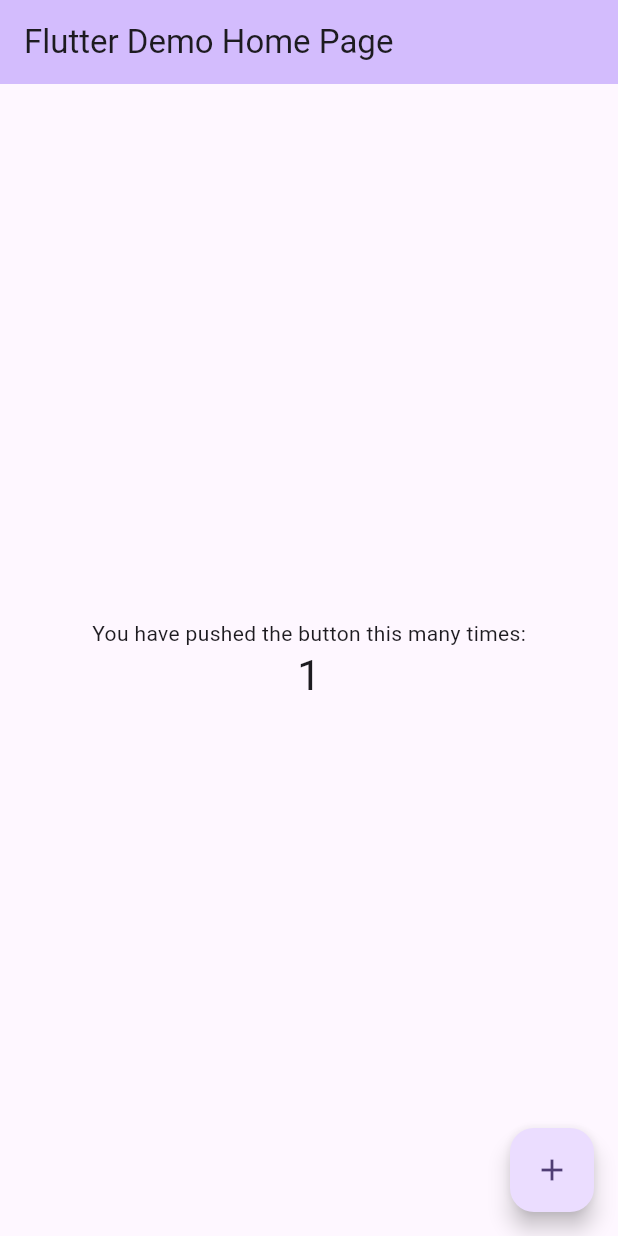
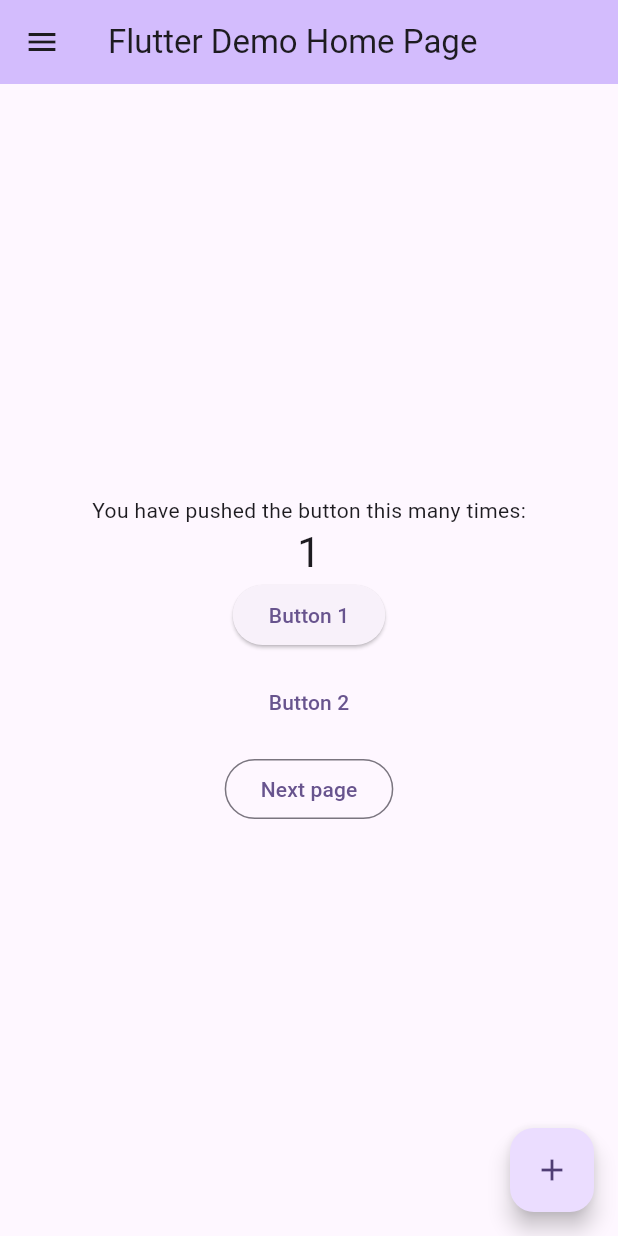
Before and after one commit to zeyasE/bof-restaurants, a Flutter app: the screen it shows after launch, after a tap on the "add" icon, on a phone screen of 412 x 824 dp. Run offline on Flutter 3.47's test engine with Material 3 defaults, Android fonts, the phone set to English and light mode, and no system bars; our stand-ins replace getwidget; network calls fail.

Commit message:
update menu

```diff
--- /dev/null
+++ b/lib/component/drawer.dart
@@ -0,0 +1,99 @@
+import 'package:bof_restaurants/screen/export_page.dart';
+import 'package:bof_restaurants/screen/home_page.dart';
+import 'package:bof_restaurants/screen/menu_page.dart';
+import 'package:bof_restaurants/screen/setting_page.dart';
+import 'package:flutter/material.dart';
+import 'package:getwidget/getwidget.dart';
+
+class DrawerMenu extends StatelessWidget {
+  const DrawerMenu({super.key});
+
+  void _navigateToNewPage(BuildContext context, Type pageType) {
+    Navigator.push(
+      context,
+      MaterialPageRoute(builder: (context) => _buildPage(context, pageType)),
+    );
+  }
+
+  Widget _buildPage(BuildContext context, Type pageType) {
+    switch (pageType) {
+      case const (MenuPage):
+        return const MenuPage();
+      case const (SettingPage):
+        return const SettingPage();
+      case const (ExportPage):
+        return const ExportPage();
+      case const (HomePage):
+        return const HomePage(title: '',); // Navigate to OtherPage (example)
+      // Add more cases for other page types as needed
+      default:
+        throw ArgumentError('Invalid page type: $pageType');
+    }
+  }
+
+  @override
+  Widget build(BuildContext context) {
+    return GFDrawer(
+      child: ListView(
+        padding: EdgeInsets.zero,
+        children: <Widget>[
+          const GFDrawerHeader(
+            currentAccountPicture: GFAvatar(
+              radius: 80.0,
+              backgroundImage: NetworkImage(
+                "https://cdn.pixabay.com/photo/2017/12/03/18/04/christmas-balls-2995437_960_720.jpg",
+              ),
+            ),
+            otherAccountsPictures: <Widget>[
+              Image(
+                image: NetworkImage(
+                  "https://cdn.pixabay.com/photo/2019/12/20/00/03/road-4707345_960_720.jpg",
+                ),
+                fit: BoxFit.cover,
+              ),
+              GFAvatar(
+                child: Text("ab"),
+              )
+            ],
+            child: Column(
+              mainAxisAlignment: MainAxisAlignment.start,
+              crossAxisAlignment: CrossAxisAlignment.start,
+              children: <Widget>[
+                Text('user name'),
+                Text('user@userid.com'),
+              ],
+            ),
+          ),
+          ListTile(
+            title: const Text('Table'),
+            onTap: () {
+              _navigateToNewPage(context, HomePage);
+              // Handle tap for Item 1
+            },
+          ),
+          ListTile(
+            title: const Text('Menu'),
+            onTap: () {
+              _navigateToNewPage(context, MenuPage);
+              // Handle tap for Item 1
+            },
+          ),
+          ListTile(
+            title: const Text('Export'),
+            onTap: () {
+              _navigateToNewPage(context, ExportPage);
+              // Handle tap for Item 2
+            },
+          ),
+          ListTile(
+            title: const Text('Setting'),
+            onTap: () {
+              _navigateToNewPage(context, SettingPage);
+              // Handle tap for Item 2
+            },
+          ),
+        ],
+      ),
+    );
+  }
+}
--- a/lib/main.dart
+++ b/lib/main.dart
@@ -1,3 +1,4 @@
+import 'package:bof_restaurants/screen/home_page.dart';
 import 'package:flutter/material.dart';
 
 void main() {
@@ -7,119 +8,15 @@ void main() {
 class MyApp extends StatelessWidget {
   const MyApp({super.key});
 
-  // This widget is the root of your application.
   @override
   Widget build(BuildContext context) {
     return MaterialApp(
-      title: 'Flutter Demo',
+      title: 'Management Account Order',
       theme: ThemeData(
-        // This is the theme of your application.
-        //
-        // TRY THIS: Try running your application with "flutter run". You'll see
-        // the application has a purple toolbar. Then, without quitting the app,
-        // try changing the seedColor in the colorScheme below to Colors.green
-        // and then invoke "hot reload" (save your changes or press the "hot
-        // reload" button in a Flutter-supported IDE, or press "r" if you used
-        // the command line to start the app).
-        //
-        // Notice that the counter didn't reset back to zero; the application
-        // state is not lost during the reload. To reset the state, use hot
-        // restart instead.
-        //
-        // This works for code too, not just values: Most code changes can be
-        // tested with just a hot reload.
         colorScheme: ColorScheme.fromSeed(seedColor: Colors.deepPurple),
         useMaterial3: true,
       ),
-      home: const MyHomePage(title: 'Flutter Demo Home Page'),
+      home: const HomePage(title: 'Flutter Demo Home Page'),
     );
   }
 }
-
-class MyHomePage extends StatefulWidget {
-  const MyHomePage({super.key, required this.title});
-
-  // This widget is the home page of your application. It is stateful, meaning
-  // that it has a State object (defined below) that contains fields that affect
-  // how it looks.
-
-  // This class is the configuration for the state. It holds the values (in this
-  // case the title) provided by the parent (in this case the App widget) and
-  // used by the build method of the State. Fields in a Widget subclass are
-  // always marked "final".
-
-  final String title;
-
-  @override
-  State<MyHomePage> createState() => _MyHomePageState();
-}
-
-class _MyHomePageState extends State<MyHomePage> {
-  int _counter = 0;
-
-  void _incrementCounter() {
-    setState(() {
-      // This call to setState tells the Flutter framework that something has
-      // changed in this State, which causes it to rerun the build method below
-      // so that the display can reflect the updated values. If we changed
-      // _counter without calling setState(), then the build method would not be
-      // called again, and so nothing would appear to happen.
-      _counter++;
-    });
-  }
-
-  @override
-  Widget build(BuildContext context) {
-    // This method is rerun every time setState is called, for instance as done
-    // by the _incrementCounter method above.
-    //
-    // The Flutter framework has been optimized to make rerunning build methods
-    // fast, so that you can just rebuild anything that needs updating rather
-    // than having to individually change instances of widgets.
-    return Scaffold(
-      appBar: AppBar(
-        // TRY THIS: Try changing the color here to a specific color (to
-        // Colors.amber, perhaps?) and trigger a hot reload to see the AppBar
-        // change color while the other colors stay the same.
-        backgroundColor: Theme.of(context).colorScheme.inversePrimary,
-        // Here we take the value from the MyHomePage object that was created by
-        // the App.build method, and use it to set our appbar title.
-        title: Text(widget.title),
-      ),
-      body: Center(
-        // Center is a layout widget. It takes a single child and positions it
-        // in the middle of the parent.
-        child: Column(
-          // Column is also a layout widget. It takes a list of children and
-          // arranges them vertically. By default, it sizes itself to fit its
-          // children horizontally, and tries to be as tall as its parent.
-          //
-          // Column has various properties to control how it sizes itself and
-          // how it positions its children. Here we use mainAxisAlignment to
-          // center the children vertically; the main axis here is the vertical
-          // axis because Columns are vertical (the cross axis would be
-          // horizontal).
-          //
-          // TRY THIS: Invoke "debug painting" (choose the "Toggle Debug Paint"
-          // action in the IDE, or press "p" in the console), to see the
-          // wireframe for each widget.
-          mainAxisAlignment: MainAxisAlignment.center,
-          children: <Widget>[
-            const Text(
-              'You have pushed the button this many times:',
-            ),
-            Text(
-              '$_counter',
-              style: Theme.of(context).textTheme.headlineMedium,
-            ),
-          ],
-        ),
-      ),
-      floatingActionButton: FloatingActionButton(
-        onPressed: _incrementCounter,
-        tooltip: 'Increment',
-        child: const Icon(Icons.add),
-      ), // This trailing comma makes auto-formatting nicer for build methods.
-    );
-  }
-}
--- /dev/null
+++ b/lib/screen/export_page.dart
@@ -0,0 +1,17 @@
+import 'package:flutter/material.dart';
+
+class ExportPage extends StatelessWidget {
+  const ExportPage({super.key});
+
+  @override
+  Widget build(BuildContext context) {
+    return Scaffold(
+      appBar: AppBar(
+        title: const Text('New Page'),
+      ),
+      body: const Center(
+        child: Text('This is the new page!'),
+      ),
+    );
+  }
+}
--- /dev/null
+++ b/lib/screen/home_page.dart
@@ -0,0 +1,70 @@
+import 'package:flutter/material.dart';
+
+import '../component/drawer.dart';
+
+class HomePage extends StatefulWidget {
+  const HomePage({super.key, required this.title});
+  final String title;
+
+  @override
+  State<HomePage> createState() => _MyHomePageState();
+}
+
+class _MyHomePageState extends State<HomePage> {
+  int _counter = 0;
+
+  void _incrementCounter() {
+    setState(() {
+      _counter++;
+    });
+  }
+
+  @override
+  Widget build(BuildContext context) {
+    return Scaffold(
+      appBar: AppBar(
+        backgroundColor: Theme.of(context).colorScheme.inversePrimary,
+        title: Text(widget.title),
+      ),
+      drawer: const DrawerMenu(),
+      body: Center(
+        child: Column(
+          mainAxisAlignment: MainAxisAlignment.center,
+          children: <Widget>[
+            const Text(
+              'You have pushed the button this many times:',
+            ),
+            Text(
+              '$_counter',
+              style: Theme.of(context).textTheme.headline4,
+            ),
+            ElevatedButton(
+              onPressed: () {
+                print('Button 1 Pressed!');
+              },
+              child: const Text('Button 1'),
+            ),
+            const SizedBox(height: 10),
+            TextButton(
+              onPressed: () {
+                print('Button 2 Pressed!');
+              },
+              child: const Text('Button 2'),
+            ),
+            const SizedBox(height: 10),
+            OutlinedButton(
+              onPressed: () {
+              },
+              child: const Text('Next page'),
+            ),
+          ],
+        ),
+      ),
+      floatingActionButton: FloatingActionButton(
+        onPressed: _incrementCounter,
+        tooltip: 'Increment',
+        child: const Icon(Icons.add),
+      ),
+    );
+  }
+}
--- a/pubspec.yaml
+++ b/pubspec.yaml
@@ -28,6 +28,8 @@ environment:
 # the latest version available on pub.dev. To see which dependencies have newer
 # versions available, run `flutter pub outdated`.
 dependencies:
+  getwidget: ^2.0.4
+  sqflite: ^2.0.0+3
   flutter:
     sdk: flutter
 
```
Also changed, not shown: lib/screen/menu_page.dart (added, +20 -0 lines), lib/screen/setting_page.dart (added, +74 -0 lines), 2 other files.
